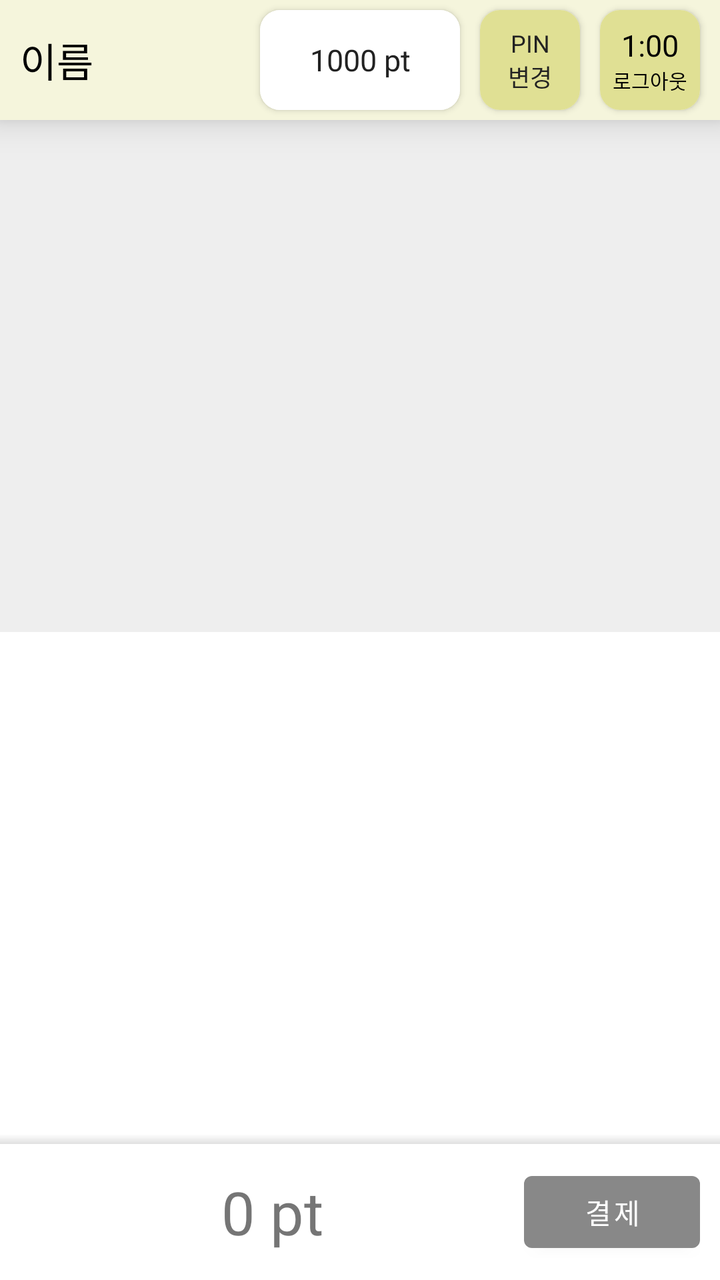
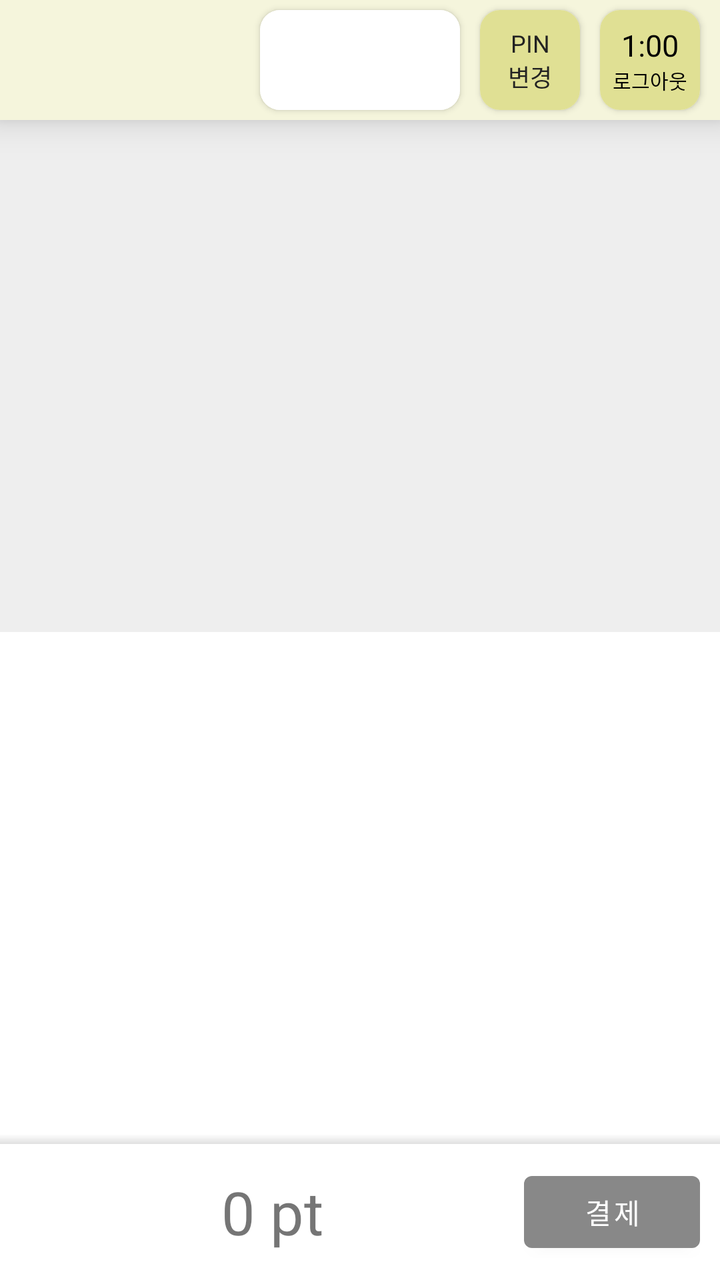

Screens rendered from an Android XML layout before and after an edit, with the pre-edit source and the edit as a unified diff.
<!-- AndroidManifest.xml: application theme AppTheme -->
<!-- res/layout/fragment_main_client.xml -->
<?xml version="1.0" encoding="utf-8"?>
<androidx.constraintlayout.widget.ConstraintLayout xmlns:android="http://schemas.android.com/apk/res/android"
    xmlns:app="http://schemas.android.com/apk/res-auto"
    xmlns:tools="http://schemas.android.com/tools"
    android:layout_width="match_parent"
    android:layout_height="match_parent"
    tools:context=".ui.main.MainActivity">
        <androidx.constraintlayout.widget.ConstraintLayout
            android:id="@+id/llTop"
            android:layout_width="match_parent"
            android:layout_height="wrap_content"
            app:layout_constraintTop_toTopOf="parent"
            android:elevation="10dp"
            android:layout_gravity="center"
            android:background="@color/secondary"
            android:orientation="horizontal">

            <TextView
                android:id="@+id/tvName"
                android:layout_width="wrap_content"
                android:layout_height="wrap_content"
                android:text="이름"

                android:textColor="@color/black"
                android:textSize="20sp"
                app:layout_constraintTop_toTopOf="parent"
                app:layout_constraintBottom_toBottomOf="parent"
                android:layout_marginHorizontal="10dp"
                android:layout_marginVertical="10dp"
                app:layout_constraintStart_toStartOf="parent"
                />
            <androidx.cardview.widget.CardView
               android:id="@+id/cvPoint"
               android:layout_width="100dp"
               android:layout_height="0dp"
               app:layout_constraintTop_toTopOf="parent"
               app:layout_constraintBottom_toBottomOf="parent"
               android:layout_marginHorizontal="10dp"
               android:layout_marginVertical="5dp"
               android:background="@color/primary"
               android:padding="10dp"
               app:cardCornerRadius="10dp"
               android:minWidth="50dp"
               app:layout_constraintDimensionRatio="2"
               app:layout_constraintEnd_toStartOf="@id/cvPinChange"
               >
                <TextView
                   android:id="@+id/tvPoint"
                   android:layout_width="match_parent"
                   android:layout_height="match_parent"
                   android:layout_weight="1"
                   android:gravity="center"
                   android:text="1000 pt"
                   android:textColor="@color/darkGray"
                   android:background="@color/white"
                   android:textAlignment="center"
                   android:textSize="15sp"
                   />
            </androidx.cardview.widget.CardView>
        <androidx.cardview.widget.CardView
           android:id="@+id/cvPinChange"
           android:layout_width="50dp"
           android:layout_height="0dp"
           app:layout_constraintTop_toTopOf="parent"
           app:layout_constraintBottom_toBottomOf="parent"
           android:layout_marginHorizontal="10dp"
           android:layout_marginVertical="5dp"
           android:background="@color/primary"
           android:padding="10dp"
           app:cardCornerRadius="10dp"
           android:minWidth="50dp"
           app:layout_constraintDimensionRatio="1"
           app:layout_constraintEnd_toStartOf="@id/cvTimeOut"
           >
            <TextView
               android:id="@+id/tvPwd"
               android:layout_width="match_parent"
               android:layout_height="match_parent"
               android:layout_weight="1"
               android:gravity="center"
               android:text="PIN\n변경"
               android:textColor="@color/darkGray"
               android:background="@color/secondaryVarient"
               android:textAlignment="center"
               android:textSize="12sp"
               />
        </androidx.cardview.widget.CardView>
        <androidx.cardview.widget.CardView
           android:id="@+id/cvTimeOut"
           android:layout_width="50dp"
           android:layout_height="0dp"
           app:layout_constraintTop_toTopOf="parent"
           app:layout_constraintBottom_toBottomOf="parent"
           android:layout_marginHorizontal="10dp"
           android:layout_marginVertical="5dp"
           android:background="@color/primary"
           android:padding="10dp"
           app:cardCornerRadius="10dp"
           android:minWidth="50dp"
           app:layout_constraintDimensionRatio="1"
           app:layout_constraintEnd_toEndOf="parent"
           >
            <LinearLayout
               android:layout_width="match_parent"
               android:layout_height="match_parent"
               android:gravity="center"
               android:background="@color/secondaryVarient"
               android:orientation="vertical">
            <TextView
                android:id="@+id/tvLogOutTime"
                android:layout_width="wrap_content"
                android:layout_height="wrap_content"
                android:textAlignment="textEnd"
                android:text="1:00"
                android:textColor="@color/black"
                android:textSize="15sp"
                />
            <TextView
                android:id="@+id/tvLogOut"
                android:layout_width="wrap_content"
                android:layout_height="wrap_content"
                android:textAlignment="textEnd"
                android:text="로그아웃"
                android:textColor="@color/black"
                android:textSize="10sp"
                />
            </LinearLayout>
        </androidx.cardview.widget.CardView>
    </androidx.constraintlayout.widget.ConstraintLayout>

    <View
        android:layout_width="match_parent"
        android:layout_height="5dp"
        android:background="@drawable/shadow"
        app:layout_constraintBottom_toTopOf="@id/llBottom" />

    <androidx.appcompat.widget.LinearLayoutCompat
       android:id="@+id/llBottom"
       android:layout_width="match_parent"
       android:layout_height="wrap_content"
       android:background="@color/white"
       android:gravity="end"
       android:orientation="horizontal"
       android:padding="10dp"
       app:layout_constraintBottom_toBottomOf="parent"
       tools:layout_editor_absoluteX="0dp">

        <TextView
           android:id="@+id/tvTotal"
           android:layout_width="0dp"
           android:layout_height="wrap_content"
           android:layout_gravity="center"
           android:layout_weight="1"
           android:gravity="center"
           android:text="0 pt"
           android:textSize="30dp" />

        <Button
           android:id="@+id/btnPayment"
           android:layout_width="wrap_content"
           android:layout_height="wrap_content"
           android:text="결제"
           android:theme="@style/Widget.AppCompat.Button" />

    </androidx.appcompat.widget.LinearLayoutCompat>

    <androidx.recyclerview.widget.RecyclerView
       android:id="@+id/rvItems"
        android:layout_width="match_parent"
        android:layout_height="0dp"
       android:padding="10dp"
       android:background="@color/gray"
       app:layout_constraintVertical_weight="0.5"
        app:layout_constraintBottom_toTopOf="@id/rvSelectedItems"
        app:layout_constraintTop_toBottomOf="@id/llTop"
        tools:layout_editor_absoluteX="0dp" />
    <androidx.recyclerview.widget.RecyclerView
       android:id="@+id/rvSelectedItems"
       android:layout_width="match_parent"
       android:layout_height="0dp"
       android:padding="10dp"
       android:fadeScrollbars="false"
       android:scrollbars="vertical"
       app:layout_constraintVertical_weight="0.5"
       app:layout_constraintBottom_toTopOf="@id/llBottom"
       app:layout_constraintTop_toBottomOf="@id/rvItems"
       tools:layout_editor_absoluteX="0dp" />

</androidx.constraintlayout.widget.ConstraintLayout>
<!-- resources referenced by this layout -->
<resources>
  <color name="black">#FF000000</color>
  <color name="darkGray">#FF222222</color>
  <color name="gray">#FFEEEEEE</color>
  <color name="primary">#FF888888</color>
  <color name="secondary">#FFF5F5DC</color>
  <color name="secondaryVarient">#FFe0e094</color>
  <color name="white">#FFFFFFFF</color>
  <!-- drawable shadow (drawable) -->
  <?xml version="1.0" encoding="utf-8"?>
  <shape xmlns:android="http://schemas.android.com/apk/res/android">
      <gradient
          android:startColor="#1F000000"
          android:endColor="@android:color/transparent"
          android:angle="90" />
  </shape>
  <style name="AppTheme" parent="Theme.MaterialComponents.DayNight.NoActionBar">
          
          <item name="colorPrimary">@color/primary</item>
          <item name="colorPrimaryVariant">@color/primary</item>
          <item name="colorOnPrimary">@color/white</item>
          
          <item name="colorSecondary">@color/secondary</item>
          <item name="colorSecondaryVariant">@color/secondaryVarient</item>
          <item name="colorOnSecondary">@color/black</item>
          
          <item name="android:statusBarColor" tools:targetApi="l">?attr/colorPrimaryVariant</item>
          
          <item name="android:windowNoTitle">true</item>
      </style>
</resources>

<!-- the commit's change to res/layout/fragment_main_client.xml (unified diff, before → after) -->
@@ -1,189 +1,201 @@
 <?xml version="1.0" encoding="utf-8"?>
-<androidx.constraintlayout.widget.ConstraintLayout xmlns:android="http://schemas.android.com/apk/res/android"
+<layout xmlns:android="http://schemas.android.com/apk/res/android"
     xmlns:app="http://schemas.android.com/apk/res-auto"
-    xmlns:tools="http://schemas.android.com/tools"
-    android:layout_width="match_parent"
-    android:layout_height="match_parent"
-    tools:context=".ui.main.MainActivity">
+    xmlns:tools="http://schemas.android.com/tools">
+
+    <data>
+        <import type="android.view.View"/>
+        <variable
+            name="vm"
+            type="ggack.agitpos.ui.main.MainViewModel" />
+    </data>
+
+    <androidx.constraintlayout.widget.ConstraintLayout
+        android:layout_width="match_parent"
+        android:layout_height="match_parent"
+        tools:context=".ui.main.MainActivity">
+
         <androidx.constraintlayout.widget.ConstraintLayout
             android:id="@+id/llTop"
             android:layout_width="match_parent"
             android:layout_height="wrap_content"
-            app:layout_constraintTop_toTopOf="parent"
-            android:elevation="10dp"
             android:layout_gravity="center"
             android:background="@color/secondary"
-            android:orientation="horizontal">
+            android:elevation="10dp"
+            android:orientation="horizontal"
+            app:layout_constraintTop_toTopOf="parent"
+            tools:layout_editor_absoluteX="-16dp">
 
             <TextView
                 android:id="@+id/tvName"
                 android:layout_width="wrap_content"
                 android:layout_height="wrap_content"
-                android:text="이름"
-
-                android:textColor="@color/black"
+                android:layout_marginHorizontal="10dp"
+                android:layout_marginVertical="10dp"
+                android:text='@{vm.liveCurrentUserMonthly ? String.format("%s (월회원)", vm.liveCurrentUserName) : vm.liveCurrentUserName}'
+                android:textColor='@{vm.liveCurrentUserMonthly ? @color/red : @color/black}'
                 android:textSize="20sp"
-                app:layout_constraintTop_toTopOf="parent"
-                app:layout_constraintBottom_toBottomOf="parent"
-                android:layout_marginHorizontal="10dp"
-                android:layout_marginVertical="10dp"
+                app:layout_constraintBottom_toBottomOf="parent"
                 app:layout_constraintStart_toStartOf="parent"
-                />
+                app:layout_constraintTop_toTopOf="parent" />
+
             <androidx.cardview.widget.CardView
-               android:id="@+id/cvPoint"
-               android:layout_width="100dp"
-               android:layout_height="0dp"
-               app:layout_constraintTop_toTopOf="parent"
-               app:layout_constraintBottom_toBottomOf="parent"
-               android:layout_marginHorizontal="10dp"
-               android:layout_marginVertical="5dp"
-               android:background="@color/primary"
-               android:padding="10dp"
-               app:cardCornerRadius="10dp"
-               android:minWidth="50dp"
-               app:layout_constraintDimensionRatio="2"
-               app:layout_constraintEnd_toStartOf="@id/cvPinChange"
-               >
+                android:id="@+id/cvPoint"
+                android:layout_width="100dp"
+                android:layout_height="0dp"
+                android:layout_marginHorizontal="10dp"
+                android:layout_marginVertical="5dp"
+                android:background="@color/primary"
+                android:minWidth="50dp"
+                android:padding="10dp"
+                app:cardCornerRadius="10dp"
+                app:layout_constraintBottom_toBottomOf="parent"
+                app:layout_constraintDimensionRatio="2"
+                app:layout_constraintEnd_toStartOf="@id/cvPinChange"
+                app:layout_constraintTop_toTopOf="parent">
+
                 <TextView
-                   android:id="@+id/tvPoint"
-                   android:layout_width="match_parent"
-                   android:layout_height="match_parent"
-                   android:layout_weight="1"
-                   android:gravity="center"
-                   android:text="1000 pt"
-                   android:textColor="@color/darkGray"
-                   android:background="@color/white"
-                   android:textAlignment="center"
-                   android:textSize="15sp"
-                   />
+                    android:id="@+id/tvPoint"
+                    android:layout_width="match_parent"
+                    android:layout_height="match_parent"
+                    android:layout_weight="1"
+                    android:background="@color/white"
+                    android:gravity="center"
+                    android:text='@{String.format("￦ %d", vm.liveCurrentUserMoney)}'
+                    android:textAlignment="center"
+                    android:textColor="@color/darkGray"
+                    android:textSize="15sp" />
             </androidx.cardview.widget.CardView>
-        <androidx.cardview.widget.CardView
-           android:id="@+id/cvPinChange"
-           android:layout_width="50dp"
-           android:layout_height="0dp"
-           app:layout_constraintTop_toTopOf="parent"
-           app:layout_constraintBottom_toBottomOf="parent"
-           android:layout_marginHorizontal="10dp"
-           android:layout_marginVertical="5dp"
-           android:background="@color/primary"
-           android:padding="10dp"
-           app:cardCornerRadius="10dp"
-           android:minWidth="50dp"
-           app:layout_constraintDimensionRatio="1"
-           app:layout_constraintEnd_toStartOf="@id/cvTimeOut"
-           >
+
+            <androidx.cardview.widget.CardView
+                android:id="@+id/cvPinChange"
+                android:layout_width="50dp"
+                android:layout_height="0dp"
+                android:layout_marginHorizontal="10dp"
+                android:layout_marginVertical="5dp"
+                android:background="@color/primary"
+                android:minWidth="50dp"
+                android:padding="10dp"
+                app:cardCornerRadius="10dp"
+                app:layout_constraintBottom_toBottomOf="parent"
+                app:layout_constraintDimensionRatio="1"
+                app:layout_constraintEnd_toStartOf="@id/cvTimeOut"
+                app:layout_constraintTop_toTopOf="parent">
+
+                <TextView
+                    android:id="@+id/tvPwd"
+                    android:layout_width="match_parent"
+                    android:layout_height="match_parent"
+                    android:layout_weight="1"
+                    android:background="@color/secondaryVarient"
+                    android:gravity="center"
+                    android:text="PIN\n변경"
+                    android:textAlignment="center"
+                    android:textColor="@color/darkGray"
+                    android:textSize="12sp" />
+            </androidx.cardview.widget.CardView>
+
+            <androidx.cardview.widget.CardView
+                android:id="@+id/cvTimeOut"
+                android:layout_width="50dp"
+                android:layout_height="0dp"
+                android:layout_marginHorizontal="10dp"
+                android:layout_marginVertical="5dp"
+                android:background="@color/primary"
+                android:minWidth="50dp"
+                android:padding="10dp"
+                app:cardCornerRadius="10dp"
+                app:layout_constraintBottom_toBottomOf="parent"
+                app:layout_constraintDimensionRatio="1"
+                app:layout_constraintEnd_toEndOf="parent"
+                app:layout_constraintTop_toTopOf="parent">
+
+                <LinearLayout
+                    android:layout_width="match_parent"
+                    android:layout_height="match_parent"
+                    android:background="@color/secondaryVarient"
+                    android:gravity="center"
+                    android:orientation="vertical">
+
+                    <TextView
+                        android:id="@+id/tvLogOutTime"
+                        android:layout_width="wrap_content"
+                        android:layout_height="wrap_content"
+                        android:text="1:00"
+                        android:textAlignment="textEnd"
+                        android:textColor="@color/black"
+                        android:textSize="15sp" />
+
+                    <TextView
+                        android:id="@+id/tvLogOut"
+                        android:layout_width="wrap_content"
+                        android:layout_height="wrap_content"
+                        android:text="로그아웃"
+                        android:textAlignment="textEnd"
+                        android:textColor="@color/black"
+                        android:textSize="10sp" />
+                </LinearLayout>
+            </androidx.cardview.widget.CardView>
+        </androidx.constraintlayout.widget.ConstraintLayout>
+
+        <View
+            android:layout_width="match_parent"
+            android:layout_height="5dp"
+            android:background="@drawable/shadow"
+            app:layout_constraintBottom_toTopOf="@id/llBottom" />
+
+        <androidx.appcompat.widget.LinearLayoutCompat
+            android:id="@+id/llBottom"
+            android:layout_width="match_parent"
+            android:layout_height="wrap_content"
+            android:background="@color/white"
+            android:gravity="end"
+            android:orientation="horizontal"
+            android:padding="10dp"
+            app:layout_constraintBottom_toBottomOf="parent"
+            tools:layout_editor_absoluteX="0dp">
+
             <TextView
-               android:id="@+id/tvPwd"
-               android:layout_width="match_parent"
-               android:layout_height="match_parent"
-               android:layout_weight="1"
-               android:gravity="center"
-               android:text="PIN\n변경"
-               android:textColor="@color/darkGray"
-               android:background="@color/secondaryVarient"
-               android:textAlignment="center"
-               android:textSize="12sp"
-               />
-        </androidx.cardview.widget.CardView>
-        <androidx.cardview.widget.CardView
-           android:id="@+id/cvTimeOut"
-           android:layout_width="50dp"
-           android:layout_height="0dp"
-           app:layout_constraintTop_toTopOf="parent"
-           app:layout_constraintBottom_toBottomOf="parent"
-           android:layout_marginHorizontal="10dp"
-           android:layout_marginVertical="5dp"
-           android:background="@color/primary"
-           android:padding="10dp"
-           app:cardCornerRadius="10dp"
-           android:minWidth="50dp"
-           app:layout_constraintDimensionRatio="1"
-           app:layout_constraintEnd_toEndOf="parent"
-           >
-            <LinearLayout
-               android:layout_width="match_parent"
-               android:layout_height="match_parent"
-               android:gravity="center"
-               android:background="@color/secondaryVarient"
-               android:orientation="vertical">
-            <TextView
-                android:id="@+id/tvLogOutTime"
+                android:id="@+id/tvTotal"
+                android:layout_width="0dp"
+                android:layout_height="wrap_content"
+                android:layout_gravity="center"
+                android:layout_weight="1"
+                android:gravity="center"
+                android:text="0 pt"
+                android:textSize="30dp" />
+
+            <Button
+                android:id="@+id/btnPayment"
                 android:layout_width="wrap_content"
                 android:layout_height="wrap_content"
-                android:textAlignment="textEnd"
-                android:text="1:00"
-                android:textColor="@color/black"
-                android:textSize="15sp"
-                />
-            <TextView
-                android:id="@+id/tvLogOut"
-                android:layout_width="wrap_content"
-                android:layout_height="wrap_content"
-                android:textAlignment="textEnd"
-                android:text="로그아웃"
-                android:textColor="@color/black"
-                android:textSize="10sp"
-                />
-            </LinearLayout>
-        </androidx.cardview.widget.CardView>
+                android:text="결제"
+                android:theme="@style/Widget.AppCompat.Button" />
+
+        </androidx.appcompat.widget.LinearLayoutCompat>
+
+        <androidx.recyclerview.widget.RecyclerView
+            android:id="@+id/rvItems"
+            android:layout_width="match_parent"
+            android:layout_height="0dp"
+            android:padding="10dp"
+            android:background="@color/gray"
+            app:layout_constraintVertical_weight="0.5"
+            app:layout_constraintBottom_toTopOf="@id/rvSelectedItems"
+            app:layout_constraintTop_toBottomOf="@id/llTop"
+            tools:layout_editor_absoluteX="0dp" />
+
+        <androidx.recyclerview.widget.RecyclerView
+            android:id="@+id/rvSelectedItems"
+            android:layout_width="match_parent"
+            android:layout_height="0dp"
+            android:padding="10dp"
+            android:fadeScrollbars="false"
+            android:scrollbars="vertical"
+            app:layout_constraintVertical_weight="0.5"
+            app:layout_constraintBottom_toTopOf="@id/llBottom"
+            app:layout_constraintTop_toBottomOf="@id/rvItems"
+            tools:layout_editor_absoluteX="0dp" />
+
     </androidx.constraintlayout.widget.ConstraintLayout>
-
-    <View
-        android:layout_width="match_parent"
-        android:layout_height="5dp"
-        android:background="@drawable/shadow"
-        app:layout_constraintBottom_toTopOf="@id/llBottom" />
-
-    <androidx.appcompat.widget.LinearLayoutCompat
-       android:id="@+id/llBottom"
-       android:layout_width="match_parent"
-       android:layout_height="wrap_content"
-       android:background="@color/white"
-       android:gravity="end"
-       android:orientation="horizontal"
-       android:padding="10dp"
-       app:layout_constraintBottom_toBottomOf="parent"
-       tools:layout_editor_absoluteX="0dp">
-
-        <TextView
-           android:id="@+id/tvTotal"
-           android:layout_width="0dp"
-           android:layout_height="wrap_content"
-           android:layout_gravity="center"
-           android:layout_weight="1"
-           android:gravity="center"
-           android:text="0 pt"
-           android:textSize="30dp" />
-
-        <Button
-           android:id="@+id/btnPayment"
-           android:layout_width="wrap_content"
-           android:layout_height="wrap_content"
-           android:text="결제"
-           android:theme="@style/Widget.AppCompat.Button" />
-
-    </androidx.appcompat.widget.LinearLayoutCompat>
-
-    <androidx.recyclerview.widget.RecyclerView
-       android:id="@+id/rvItems"
-        android:layout_width="match_parent"
-        android:layout_height="0dp"
-       android:padding="10dp"
-       android:background="@color/gray"
-       app:layout_constraintVertical_weight="0.5"
-        app:layout_constraintBottom_toTopOf="@id/rvSelectedItems"
-        app:layout_constraintTop_toBottomOf="@id/llTop"
-        tools:layout_editor_absoluteX="0dp" />
-    <androidx.recyclerview.widget.RecyclerView
-       android:id="@+id/rvSelectedItems"
-       android:layout_width="match_parent"
-       android:layout_height="0dp"
-       android:padding="10dp"
-       android:fadeScrollbars="false"
-       android:scrollbars="vertical"
-       app:layout_constraintVertical_weight="0.5"
-       app:layout_constraintBottom_toTopOf="@id/llBottom"
-       app:layout_constraintTop_toBottomOf="@id/rvItems"
-       tools:layout_editor_absoluteX="0dp" />
-
-</androidx.constraintlayout.widget.ConstraintLayout>
+</layout>
<!-- resource entries referenced after the edit -->
@@ -4,6 +4,7 @@
   <color name="darkGray">#FF222222</color>
   <color name="gray">#FFEEEEEE</color>
   <color name="primary">#FF888888</color>
+  <color name="red">#FFFF0000</color>
   <color name="secondary">#FFF5F5DC</color>
   <color name="secondaryVarient">#FFe0e094</color>
   <color name="white">#FFFFFFFF</color>
